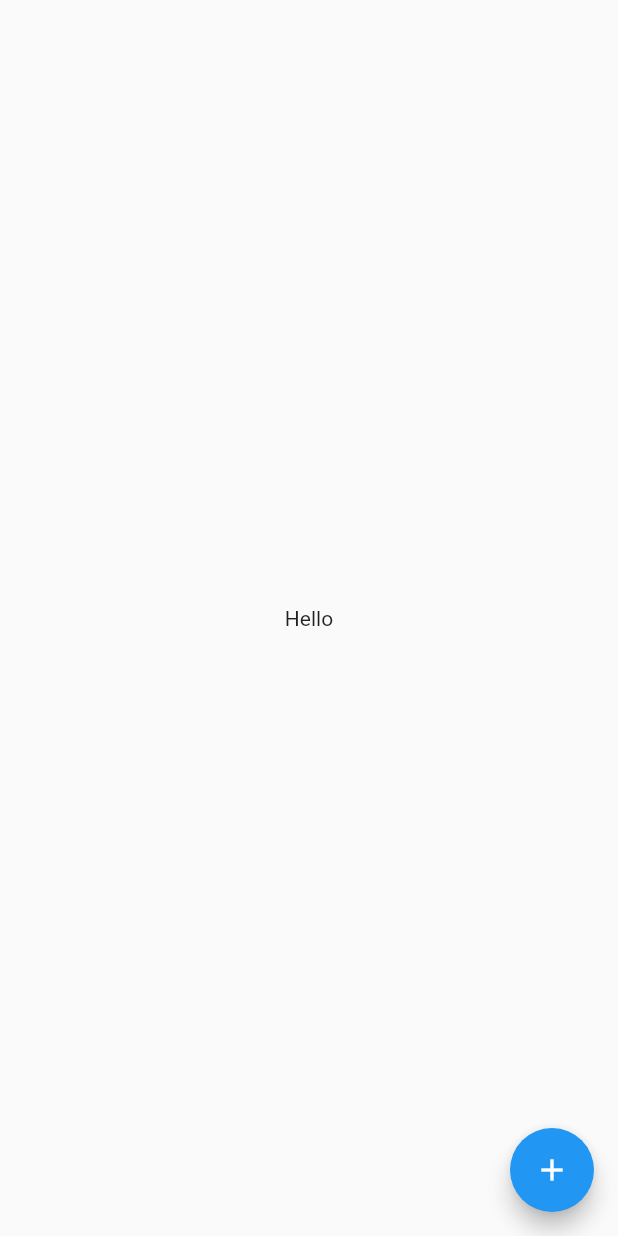
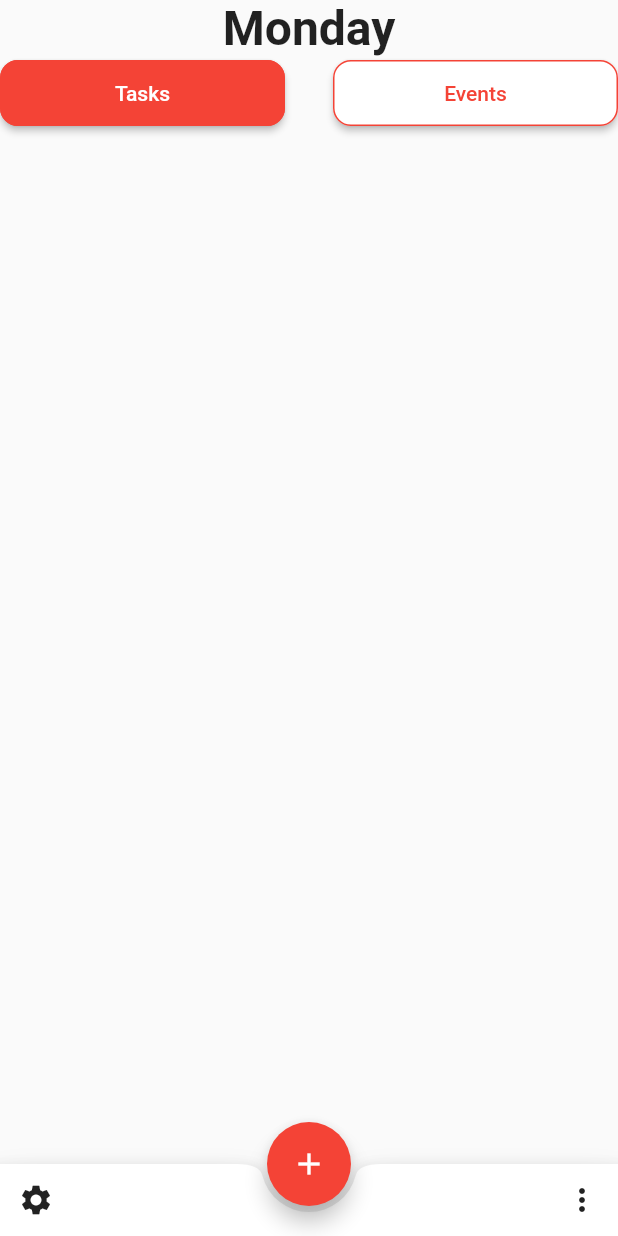
Before and after one commit to lucsbasto/todo-app, a Flutter app: the screen it shows after launch, on a phone screen of 412 x 824 dp. Run offline on Flutter 3.47's test engine with Material 2 defaults, Android fonts, the phone set to English and light mode, and no system bars.

Commit message:
adicionando botton nav, botões task e events usando expanded pada ocupar o todo o espaço possivel

```diff
--- a/lib/main.dart
+++ b/lib/main.dart
@@ -8,7 +8,7 @@ class MyApp extends StatelessWidget {
     return MaterialApp(
       title: 'Flutter Demo',
       theme: ThemeData(
-        primarySwatch: Colors.blue,
+        primarySwatch: Colors.red,
       ),
       home: MyHomePage(title: 'Flutter Demo Home Page'),
     );
@@ -28,12 +28,69 @@ class _MyHomePageState extends State<MyHomePage> {
   @override
   Widget build(BuildContext context) {
     return Scaffold(
-      body: Center(child: Text("Hello")),
+      body: Column(
+        children: <Widget>[
+          Text(
+            "Monday",
+            style: TextStyle(fontSize: 32, fontWeight: FontWeight.bold),
+          ),
+          Row(
+            children: <Widget>[
+              Expanded(
+                child: MaterialButton(
+                  onPressed: () {},
+                  child: Text('Tasks'),
+                  color: Theme.of(context).accentColor,
+                  shape: RoundedRectangleBorder(
+                    side: BorderSide(color: Theme.of(context).accentColor),
+                    borderRadius: BorderRadius.circular(12),
+                  ),
+                  padding: EdgeInsets.all(14.0),
+                  textColor: Colors.white,
+                ),
+              ),
+              SizedBox(
+                width: 32,
+              ),
+              Expanded(
+                child: MaterialButton(
+                  onPressed: () {},
+                  child: Text('Events'),
+                  padding: EdgeInsets.all(14.0),
+                  shape: RoundedRectangleBorder(
+                    side: BorderSide(color: Theme.of(context).accentColor),
+                    borderRadius: BorderRadius.circular(12),
+                  ),
+                  textColor: Theme.of(context).accentColor,
+                  color: Colors.white,
+                ),
+              )
+            ],
+          )
+        ],
+      ),
       floatingActionButton: FloatingActionButton(
         onPressed: () {},
         tooltip: 'Increment',
         child: Icon(Icons.add),
-      ), // This trailing comma makes auto-formatting nicer for build methods.
+      ),
+      floatingActionButtonLocation: FloatingActionButtonLocation.centerDocked,
+      bottomNavigationBar: BottomAppBar(
+        shape: CircularNotchedRectangle(),
+        child: Row(
+          mainAxisAlignment: MainAxisAlignment.spaceBetween,
+          children: <Widget>[
+            IconButton(
+              icon: Icon(Icons.settings),
+              onPressed: () {},
+            ),
+            IconButton(
+              icon: Icon(Icons.more_vert),
+              onPressed: () {},
+            ),
+          ],
+        ),
+      ),
     );
   }
 }
```
